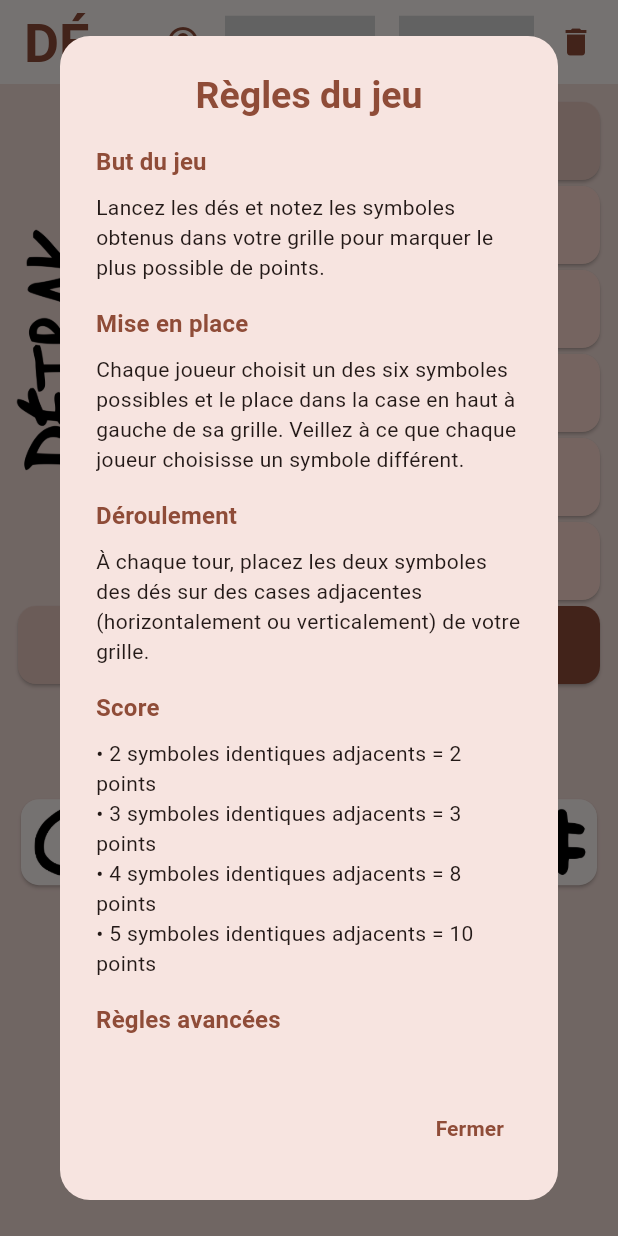
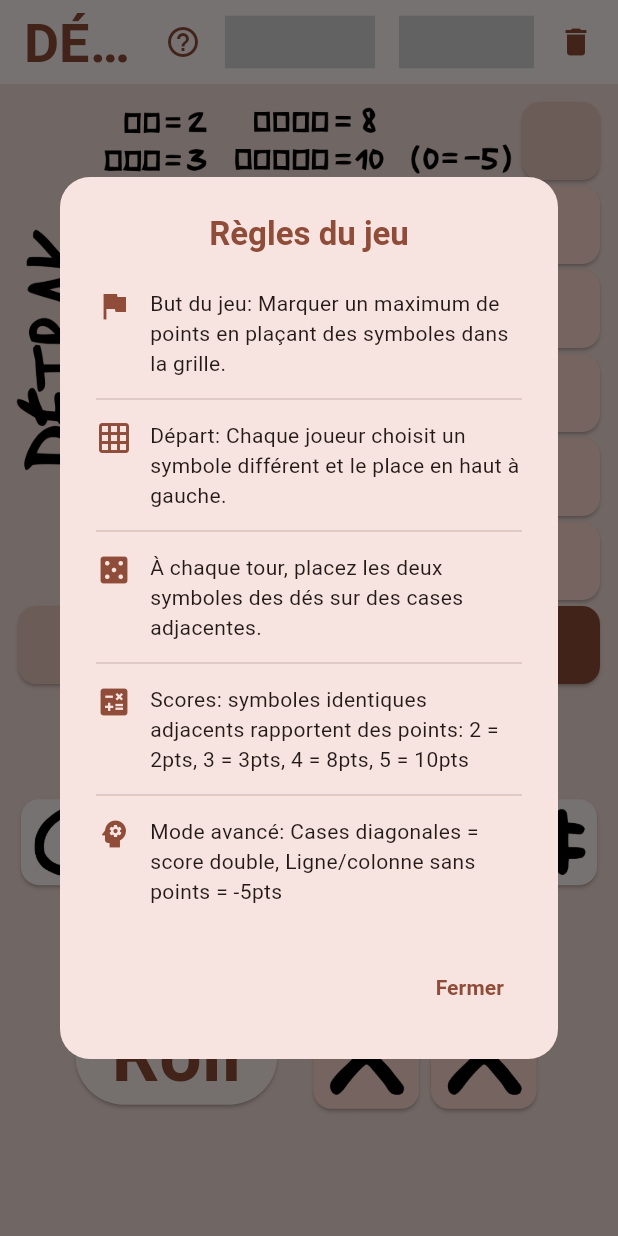
Before and after one commit to greffeb/detrak-source, a Flutter app: the screen it shows after launch, after a tap on the "help outline" icon, on a phone screen of 412 x 824 dp. Run offline on Flutter 3.47's test engine with Material 3 defaults, Android fonts, the phone set to English and light mode, and no system bars; our stand-ins replace adaptive_theme; missing offline and left inert: sliding_switch.

Commit message:
rules and double tap

```diff
--- a/lib/widgets/drop_target_cell.dart
+++ b/lib/widgets/drop_target_cell.dart
@@ -76,8 +76,16 @@ class DropTargetCell extends StatelessWidget {
       );
     }
 
-    // If the cell has a symbol, make it draggable on long press
-    return LongPressDraggable<SymbolData>(
+    // If the cell has a symbol, make it draggable on long press and add double tap to remove
+    return GestureDetector(
+      onDoubleTap: () {
+        // Add haptic feedback when removing a symbol
+        HapticFeedback.mediumImpact();
+
+        // Clear the cell by setting its value to 0
+        gameState.updateScore(position, 0);
+      },
+      child: LongPressDraggable<SymbolData>(
         data: SymbolData(
           symbolId: gameState.gameGrid[position],
           sourcePosition: position,
@@ -173,6 +181,7 @@ class DropTargetCell extends StatelessWidget {
             }
           },
         ),
+      ),
     );
   }
 
--- a/lib/widgets/rules_button.dart
+++ b/lib/widgets/rules_button.dart
@@ -25,7 +25,7 @@ class RulesButton extends StatelessWidget {
             "Règles du jeu",
             textAlign: TextAlign.center,
             style: theme.textTheme.titleLarge?.copyWith(
-              fontSize: 25,
+              fontSize: 22,
               color: theme.colorScheme.primary,
               fontWeight: FontWeight.bold,
             ),
@@ -35,39 +35,34 @@ class RulesButton extends StatelessWidget {
               mainAxisSize: MainAxisSize.min,
               crossAxisAlignment: CrossAxisAlignment.start,
               children: [
-                _buildRuleSection(
+                _buildRuleIcon(
                   theme,
-                  "But du jeu",
-                  "Lancez les dés et notez les symboles obtenus dans votre grille pour marquer le plus possible de points.",
+                  Icons.flag,
+                  "But du jeu: Marquer un maximum de points en plaçant des symboles dans la grille.",
                 ),
-                const SizedBox(height: 16),
-                _buildRuleSection(
+                const Divider(),
+                _buildRuleIcon(
                   theme,
-                  "Mise en place",
-                  "Chaque joueur choisit un des six symboles possibles et le place dans la case en haut à gauche de sa grille. Veillez à ce que chaque joueur choisisse un symbole différent.",
+                  Icons.grid_on,
+                  "Départ: Chaque joueur choisit un symbole différent et le place en haut à gauche.",
                 ),
-                const SizedBox(height: 16),
-                _buildRuleSection(
+                const Divider(),
+                _buildRuleIcon(
                   theme,
-                  "Déroulement",
-                  "À chaque tour, placez les deux symboles des dés sur des cases adjacentes (horizontalement ou verticalement) de votre grille.",
+                  Icons.casino,
+                  "À chaque tour, placez les deux symboles des dés sur des cases adjacentes.",
                 ),
-                const SizedBox(height: 16),
-                _buildRuleSection(
+                const Divider(),
+                _buildRuleIcon(
                   theme,
-                  "Score",
-                  "• 2 symboles identiques adjacents = 2 points\n"
-                  "• 3 symboles identiques adjacents = 3 points\n"
-                  "• 4 symboles identiques adjacents = 8 points\n"
-                  "• 5 symboles identiques adjacents = 10 points",
+                  Icons.calculate,
+                  "Scores: symboles identiques adjacents rapportent des points: 2 = 2pts, 3 = 3pts, 4 = 8pts, 5 = 10pts",
                 ),
-                const SizedBox(height: 16),
-                _buildRuleSection(
+                const Divider(),
+                _buildRuleIcon(
                   theme,
-                  "Règles avancées",
-                  "• Les cases de la diagonale (grisées) comptent double\n"
-                  "• Une ligne ou colonne sans points fait perdre 5 points\n\n"
-                  "Note: Vous pouvez activer ou désactiver les règles avancées avec le commutateur dans la barre du haut (icône bébé pour règles simples, icône cerveau pour règles avancées).",
+                  Icons.psychology,
+                  "Mode avancé: Cases diagonales = score double, Ligne/colonne sans points = -5pts",
                 ),
               ],
             ),
@@ -92,23 +87,22 @@ class RulesButton extends StatelessWidget {
     );
   }
 
-  Widget _buildRuleSection(ThemeData theme, String title, String content) {
-    return Column(
-      crossAxisAlignment: CrossAxisAlignment.start,
-      children: [
-        Text(
-          title,
-          style: theme.textTheme.titleMedium?.copyWith(
-            fontWeight: FontWeight.bold,
-            color: theme.colorScheme.primary,
+  Widget _buildRuleIcon(ThemeData theme, IconData icon, String content) {
+    return Padding(
+      padding: const EdgeInsets.symmetric(vertical: 6.0),
+      child: Row(
+        crossAxisAlignment: CrossAxisAlignment.start,
+        children: [
+          Icon(icon, color: theme.colorScheme.primary, size: 24),
+          const SizedBox(width: 12),
+          Expanded(
+            child: Text(
+              content,
+              style: theme.textTheme.bodyMedium,
+            ),
           ),
-        ),
-        const SizedBox(height: 8),
-        Text(
-          content,
-          style: theme.textTheme.bodyMedium,
-        ),
-      ],
+        ],
+      ),
     );
   }
 }
```
Lines whose indentation alone changed are shown as unchanged.
